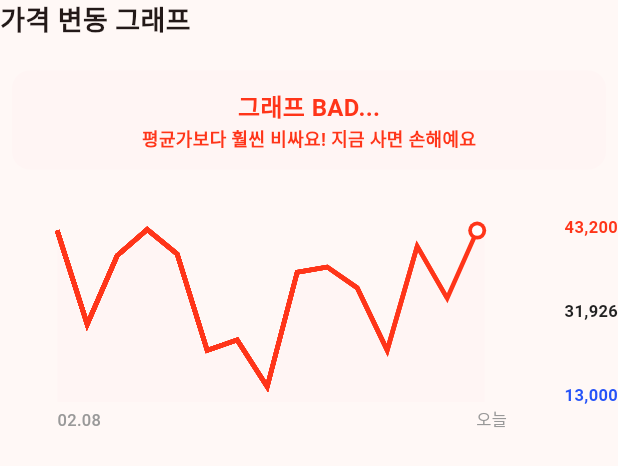
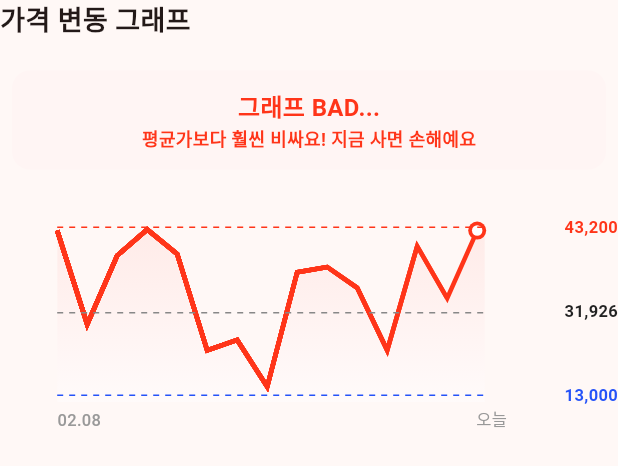
Before and after one commit to TechlabsDev/parot, a Flutter app: the ParrotPriceGraph widget shown alone on an empty page, opened directly, on a phone screen of 412 x 824 dp. Shown: the top 466 px of the screen. Run offline on Flutter 3.47's test engine with Material 3 defaults, Android fonts, the phone set to English and light mode, and no system bars; drawn by our look-alikes of dotted_line; our stand-ins replace get, streaming_shared_preferences, styled_text; missing offline and left inert: awesome_style_field, chart_sparkline, flutter_inappwebview, flutter_naver_login, kakao_flutter_sdk; network calls fail; Roboto replaces fonts that are missing (Pretendard).

Commit message:
그래프

```diff
--- a/lib/presentation/design_component/parrot_color.dart
+++ b/lib/presentation/design_component/parrot_color.dart
@@ -27,9 +27,12 @@ class ParrotColor {
 
   /*blue*/
   static const Color blue500 = Color(0xFF2553F8);
+  static const Color blue100 = Color(0xFFE9EEFE);
+  static const Color blue50 = Color(0xFFF4F6FF);
 
   /*green*/
   static const Color green500 = Color(0xFF4BD984);
+  static const Color green50 = Color(0xFFF6FDF9);
 
   /*yellow*/
   static const Color yellow500 = Color(0xFFFFCF52);
--- a/lib/presentation/design_component/parrot_price_graph.dart
+++ b/lib/presentation/design_component/parrot_price_graph.dart
@@ -1,3 +1,4 @@
+import 'package:dotted_line/dotted_line.dart';
 import 'package:flutter/material.dart';
 import 'package:parot/extension/datetime_extension.dart';
 import 'package:parot/extension/int_extension.dart';
@@ -22,6 +23,9 @@ class _ParrotPriceGraphState extends State<ParrotPriceGraph> {
     int averagePrice = totalPrice ~/ widget.priceList.length;
     int highestPrice = widget.priceList.reduce((value, element) => value > element ? value : element);
     int lowestPrice = widget.priceList.reduce((value, element) => value < element ? value : element);
+
+    List<Color> expensiveColorList = [ParrotColor.red100, ParrotColor.red50, Colors.white];
+    List<Color> cheapColorList = [ParrotColor.blue100, ParrotColor.blue50, Colors.white];
 
     return Column(
       children: [
@@ -78,6 +82,7 @@ class _ParrotPriceGraphState extends State<ParrotPriceGraph> {
                 children: [
                   const SizedBox(height: 20),
                   Stack(
+                    clipBehavior: Clip.none,
                     children: [
                       ClipPath(
                         clipper: ParrotChartClipper(
@@ -87,7 +92,13 @@ class _ParrotPriceGraphState extends State<ParrotPriceGraph> {
                         child: Container(
                           width: widget.graphSize == null ? 300 : widget.graphSize!.width,
                           height: widget.graphSize == null ? 150 : widget.graphSize!.height,
-                          color: ParrotColor.red50,
+                          decoration: BoxDecoration(
+                            gradient: LinearGradient(
+                              begin: Alignment.topCenter,
+                              end: Alignment.bottomCenter,
+                              colors: expensiveColorList,
+                            ),
+                          ),
                         ),
                       ),
                       CustomPaint(
@@ -121,6 +132,60 @@ class _ParrotPriceGraphState extends State<ParrotPriceGraph> {
                                 ),
                               ),
                             ],
+                          ),
+                        ),
+                      ),
+                      Positioned(
+                        top: -2,
+                        child: SizedBox(
+                          width: widget.graphSize == null ? 290 : widget.graphSize!.width - 10,
+                          child: const DottedLine(
+                            direction: Axis.horizontal,
+                            alignment: WrapAlignment.center,
+                            lineLength: double.infinity,
+                            lineThickness: 1.0,
+                            dashLength: 4.0,
+                            dashColor: ParrotColor.red500,
+                            dashRadius: 0.0,
+                            dashGapLength: 4.0,
+                            dashGapColor: Colors.transparent,
+                            dashGapRadius: 0.0,
+                          ),
+                        ),
+                      ),
+                      Positioned(
+                        top: 55,
+                        child: SizedBox(
+                          width: widget.graphSize == null ? 290 : widget.graphSize!.width - 10,
+                          child: const DottedLine(
+                            direction: Axis.horizontal,
+                            alignment: WrapAlignment.center,
+                            lineLength: double.infinity,
+                            lineThickness: 1.0,
+                            dashLength: 4.0,
+                            dashColor: ParrotColor.gray500,
+                            dashRadius: 0.0,
+                            dashGapLength: 4.0,
+                            dashGapColor: Colors.transparent,
+                            dashGapRadius: 0.0,
+                          ),
+                        ),
+                      ),
+                      Positioned(
+                        top: 110,
+                        child: SizedBox(
+                          width: widget.graphSize == null ? 290 : widget.graphSize!.width - 10,
+                          child: const DottedLine(
+                            direction: Axis.horizontal,
+                            alignment: WrapAlignment.center,
+                            lineLength: double.infinity,
+                            lineThickness: 1.0,
+                            dashLength: 4.0,
+                            dashColor: ParrotColor.blue500,
+                            dashRadius: 0.0,
+                            dashGapLength: 4.0,
+                            dashGapColor: Colors.transparent,
+                            dashGapRadius: 0.0,
                           ),
                         ),
                       ),
--- a/lib/presentation/design_component/parrot_scaffold.dart
+++ b/lib/presentation/design_component/parrot_scaffold.dart
@@ -19,7 +19,7 @@ class ParrotScaffold extends StatefulWidget {
     this.onEndDrawerChanged,
     this.bottomNavigationBar,
     this.bottomSheet,
-    this.backgroundColor,
+    this.backgroundColor = Colors.white,
     this.resizeToAvoidBottomInset,
     this.primary = true,
     this.drawerDragStartBehavior = DragStartBehavior.start,
--- a/pubspec.yaml
+++ b/pubspec.yaml
@@ -53,6 +53,7 @@ dependencies:
   badges: ^3.1.2
   awesome_style_field: ^0.0.5
   styled_text: ^8.1.0
+  dotted_line: ^3.2.2
 
 dev_dependencies:
   flutter_test:
```
Also changed, not shown: pubspec.lock.
